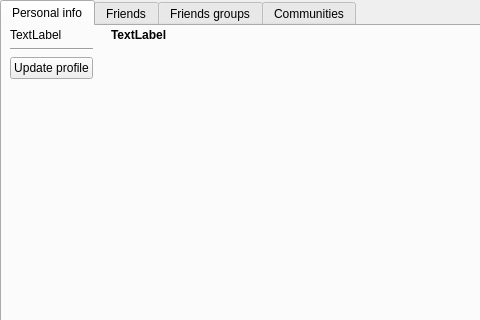
Qt form src/plugins/blogique/plugins/metida/profilewidget.ui (0xd34df00d/leechcraft) before a commit; both pictures show x 0 to 480 and y 0 to 320 of the 732 by 565 pixel window.
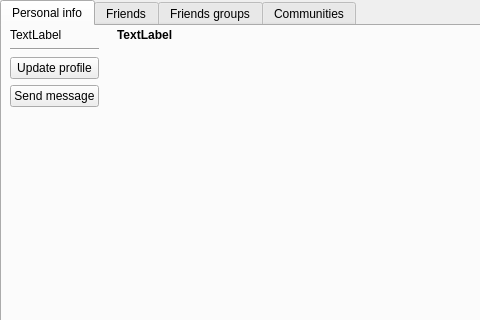
The same form after that commit. Icons and pictures are not drawn.

Commit message: [Blogique Metida] add send message possibility

Diff of the .ui file:
```diff
--- a/src/plugins/blogique/plugins/metida/profilewidget.ui
+++ b/src/plugins/blogique/plugins/metida/profilewidget.ui
@@ -65,6 +65,13 @@
            </property>
           </widget>
          </item>
+         <item>
+          <widget class="QPushButton" name="SendMessage_">
+           <property name="text">
+            <string>Send message</string>
+           </property>
+          </widget>
+         </item>
          <item>
           <spacer name="verticalSpacer_2">
            <property name="orientation">
```
The commit also changes 10 other files.
